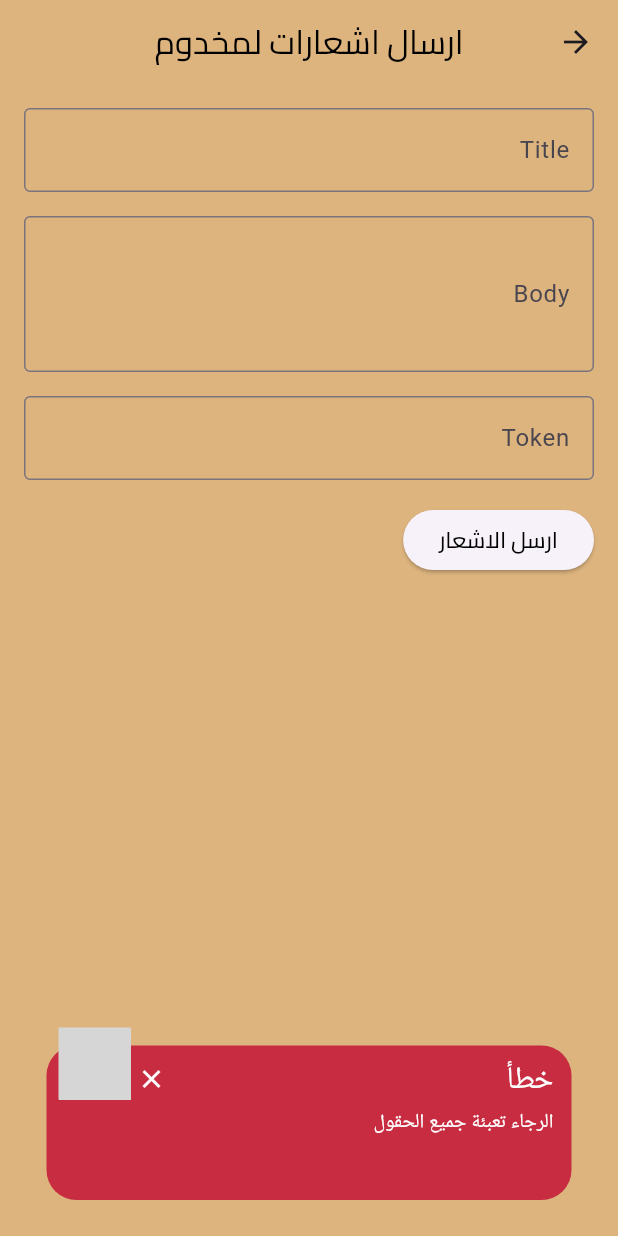
After one commit to MinaPhilip/Coptic-App, a Flutter app: the NotificationTokenView screen opened by its route, after a tap on "ارسل الاشعار", on a phone screen of 412 x 824 dp. The commit adds this screen. Run offline on Flutter 3.47's test engine with Material 3 defaults, Android fonts, the light colour scheme and no system bars; drawn by our look-alikes of awesome_snackbar_content; our stand-ins replace cloud_firestore, firebase_core, firebase_messaging, flutter_local_notifications, get, googleapis_auth and 2 more; accounts and stored records are empty; key blocks and very long unbroken strings in the code were emptied for the run; grey boxes are pictures that could not be loaded.

Commit message:
add Final Notification method

```diff
--- a/lib/service/topic_maneger.dart
+++ b/lib/service/topic_maneger.dart
@@ -1,6 +1,8 @@
 import 'dart:convert';
 
+import 'package:elkeraza/helper/awesome_snackbar.dart';
 import 'package:firebase_messaging/firebase_messaging.dart';
+import 'package:flutter/material.dart';
 import 'package:googleapis_auth/auth.dart';
 import 'package:googleapis_auth/auth_io.dart';
 import 'package:http/http.dart' as http;
@@ -147,5 +149,55 @@ class TopicManager {
       print('Failed to send notification: ${response.body}');
     }
   }
+
+  static Future<void> sendNotificationToToken(
+    BuildContext context, // Add context to show the SnackBar
+    String? token,
+    String title,
+    String body,
+  ) async {
+    final url =
+        'https://fcm.googleapis.com/v1/projects/coptic-app-c115f/messages:send';
+
+    try {
+      final accessToken = await getAccessToken(); // Obtain the access token
+
+      final Map<String, dynamic> message = {
+        "message": {
+          "token": token,
+          "notification": {"title": title, "body": body},
+          "android": {
+            "notification": {
+              "sound": "long_notification_sound",
+              "channel_id":
+                  "channel_id", // NOTIFICATION CHANNEL ID WITH CUSTOM SOUND REFERENCE HERE
+            }
+          }
+        }
+      };
+
+      final response = await http.post(
+        Uri.parse(url),
+        headers: {
+          'Content-Type': 'application/json',
+          'Authorization': 'Bearer $accessToken',
+        },
+        body: jsonEncode(message),
+      );
+
+      if (response.statusCode == 200) {
+        print('Notification sent successfully');
+        showSuccessSnackbar(context, 'نجح', 'تم الارسال بنجاح');
+      } else {
+        print('Failed to send notification: ${response.body}');
+        // Show Snackbar for failure
+        showFailureSnackbar(context, 'خطا', 'الtoken غير صحيح');
+      }
+    } catch (e) {
+      print('Error sending notification: $e');
+      // Show Snackbar for error
+      showFailureSnackbar(context, 'خطا', 'حدث خطأ ما');
+    }
+  }
 }
  // Replace with your server key
--- /dev/null
+++ b/lib/views/Notifications/notification_token_view.dart
@@ -0,0 +1,107 @@
+import 'package:elkeraza/helper/awesome_snackbar.dart';
+import 'package:elkeraza/service/topic_maneger.dart';
+import 'package:flutter/material.dart';
+import 'package:shared_preferences/shared_preferences.dart';
+
+class NotificationTokenView extends StatefulWidget {
+  @override
+  _NotificationTokenViewState createState() => _NotificationTokenViewState();
+}
+
+class _NotificationTokenViewState extends State<NotificationTokenView> {
+  final _titleController = TextEditingController();
+  final _bodyController = TextEditingController();
+  final _tokenController = TextEditingController();
+  String? _errorMessage;
+
+  @override
+  void dispose() {
+    _titleController.dispose();
+    _bodyController.dispose();
+    super.dispose();
+  }
+
+  Future<String?> _getSavedTopic() async {
+    final SharedPreferences prefs = await SharedPreferences.getInstance();
+    return prefs.getString('topic');
+  }
+
+  @override
+  Widget build(BuildContext context) {
+    return Scaffold(
+      backgroundColor: const Color(0xFFDDB47E),
+      appBar: AppBar(
+        backgroundColor: const Color(0xFFDDB47E),
+        title: const Text('ارسال اشعارات لمخدوم',
+            style: TextStyle(color: Colors.black, fontFamily: 'mainfont')),
+        centerTitle: true,
+      ),
+      body: Padding(
+        padding: const EdgeInsets.all(16.0),
+        child: Column(
+          crossAxisAlignment: CrossAxisAlignment.start,
+          children: <Widget>[
+            TextField(
+              controller: _titleController,
+              decoration: InputDecoration(
+                labelText: 'Title',
+                border: const OutlineInputBorder(),
+                errorText:
+                    _errorMessage == null || _titleController.text.isNotEmpty
+                        ? null
+                        : 'Please enter a title',
+              ),
+            ),
+            const SizedBox(height: 16),
+            TextField(
+              controller: _bodyController,
+              decoration: InputDecoration(
+                labelText: 'Body',
+                border: const OutlineInputBorder(),
+                errorText:
+                    _errorMessage == null || _bodyController.text.isNotEmpty
+                        ? null
+                        : 'Please enter a body',
+              ),
+              maxLines: 3,
+            ),
+            const SizedBox(height: 16),
+            TextField(
+              controller: _tokenController,
+              decoration: InputDecoration(
+                labelText: 'Token',
+                border: const OutlineInputBorder(),
+                errorText:
+                    _errorMessage == null || _tokenController.text.isNotEmpty
+                        ? null
+                        : 'Please enter a title',
+              ),
+            ),
+            const SizedBox(height: 16),
+            ElevatedButton(
+              onPressed: () async {
+                if (_tokenController.text.isEmpty ||
+                    _titleController.text.isEmpty ||
+                    _bodyController.text.isEmpty) {
+                  showFailureSnackbar(
+                      context, 'خطأ', 'الرجاء تعبئة جميع الحقول');
+                } else {
+                  TopicManager.sendNotificationToToken(
+                      context,
+                      _tokenController.text,
+                      _titleController.text,
+                      _bodyController.text);
+                }
+              },
+              child: const Text('ارسل الاشعار',
+                  style: TextStyle(
+                      fontFamily: 'mainfont',
+                      color: Colors.black,
+                      fontSize: 15)),
+            ),
+          ],
+        ),
+      ),
+    );
+  }
+}
--- a/lib/views/Notifications/notification_view.dart
+++ b/lib/views/Notifications/notification_topic_view.dart
@@ -2,12 +2,12 @@ import 'package:elkeraza/service/topic_maneger.dart';
 import 'package:flutter/material.dart';
 import 'package:shared_preferences/shared_preferences.dart';
 
-class NotificationView extends StatefulWidget {
+class NotificationTopicView extends StatefulWidget {
   @override
-  _NotificationViewState createState() => _NotificationViewState();
+  _NotificationTopicViewState createState() => _NotificationTopicViewState();
 }
 
-class _NotificationViewState extends State<NotificationView> {
+class _NotificationTopicViewState extends State<NotificationTopicView> {
   final _titleController = TextEditingController();
   final _bodyController = TextEditingController();
   String? _errorMessage;
--- a/lib/widgets/Componets_homepage/custom_list_view.dart
+++ b/lib/widgets/Componets_homepage/custom_list_view.dart
@@ -30,8 +30,10 @@ class _CustomListviewItemsState extends State<CustomListviewItems> {
           });
         } else if (widget.drawerModel.pagenavigator == '/Chat') {
           Get.toNamed('/Chat', arguments: widget.drawerModel.arugList);
+        } else if (widget.drawerModel.pagenavigator == '/notification_topic') {
+          Get.toNamed('/notification_topic');
         } else {
-          Get.toNamed('/notification');
+          Get.toNamed('/notification_token');
         }
       },
       leading: Icon(
--- a/lib/widgets/Componets_homepage/drawer.dart
+++ b/lib/widgets/Componets_homepage/drawer.dart
@@ -60,9 +60,15 @@ class _Custom_DrawerState extends State<Custom_Drawer> {
               widget.status
             ]),
         const DrawerModel(
-          title: 'ارسال اشعار',
+          title: ' ارسال اشعار للمخدومين',
           iconData: Icons.notifications,
-          pagenavigator: '/notification',
+          pagenavigator: '/notification_topic',
+          arugList: [],
+        ),
+        const DrawerModel(
+          title: 'ارسال اشعار لمخدوم',
+          iconData: Icons.notification_add,
+          pagenavigator: '/notification_token',
           arugList: [],
         ),
         const DrawerModel(
```
Also changed, not shown: lib/main.dart (+8 -3 lines).
